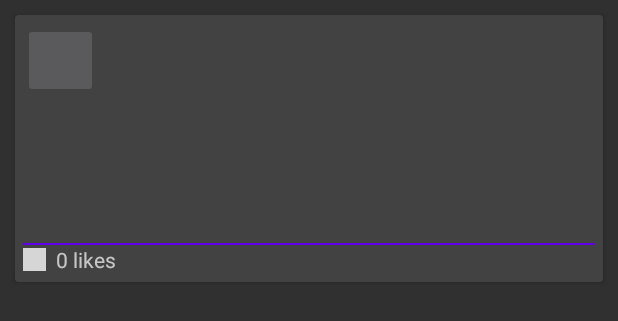
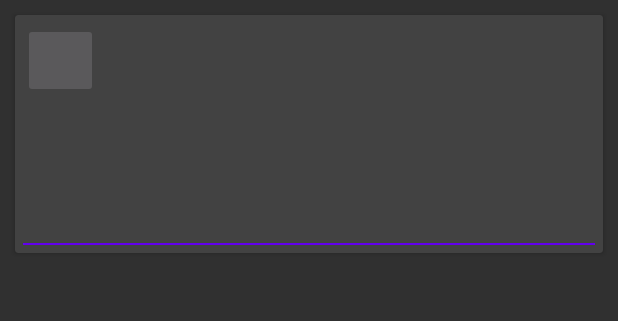
Before and after one commit to secondfh/CIS651, an Android app: the layout card_view.xml on its own in the app's theme, with its tools: preview values and no code run, on a phone screen of 412 x 824 dp. Shown: the top 321 px of the screen. Run offline under Robolectric (Android 15) with nearby library versions, the light colour scheme and no system bars; grey boxes are pictures that could not be loaded.

Commit message:
Add files via upload
updates

```diff
--- a/PupPatrol/app/src/main/res/layout/activity_main.xml
+++ b/PupPatrol/app/src/main/res/layout/activity_main.xml
@@ -4,7 +4,7 @@
     xmlns:tools="http://schemas.android.com/tools"
     android:layout_width="match_parent"
     android:layout_height="match_parent"
-    tools:context=".MainActivity">
+    tools:context="com.example.puppatrol.MainActivity">
 
     <TextView
         android:layout_width="wrap_content"
--- a/PupPatrol/app/src/main/res/layout/activity_message.xml
+++ b/PupPatrol/app/src/main/res/layout/activity_message.xml
@@ -4,7 +4,7 @@
     xmlns:tools="http://schemas.android.com/tools"
     android:layout_width="match_parent"
     android:layout_height="match_parent"
-    tools:context=".MessageActivity">
+    tools:context="com.example.puppatrol.MessageActivity">
 
     <com.google.android.material.appbar.AppBarLayout
         android:id="@+id/bar_layout"
--- a/PupPatrol/app/src/main/res/layout/card_view.xml
+++ b/PupPatrol/app/src/main/res/layout/card_view.xml
@@ -61,24 +61,10 @@
             android:layout_width="match_parent"
             android:layout_height="1dp"
             ></View>
-        <LinearLayout
-            android:layout_gravity="center_vertical"
-            android:gravity="center_vertical"
-            android:orientation="horizontal"
-            android:layout_width="match_parent"
-            android:layout_height="wrap_content">
-            <ImageView
-                android:src="@drawable/like_disabled"
-                android:id="@+id/likeBtn"
-                android:layout_width="15dp"
-                android:layout_height="15dp"></ImageView>
-            <TextView
-                android:text="  0 likes"
-                android:id="@+id/likeCount"
-                android:layout_width="wrap_content"
-                android:layout_height="wrap_content"></TextView>
+
+
         </LinearLayout>
 
-    </LinearLayout>
+
 
 </androidx.cardview.widget.CardView>
```
